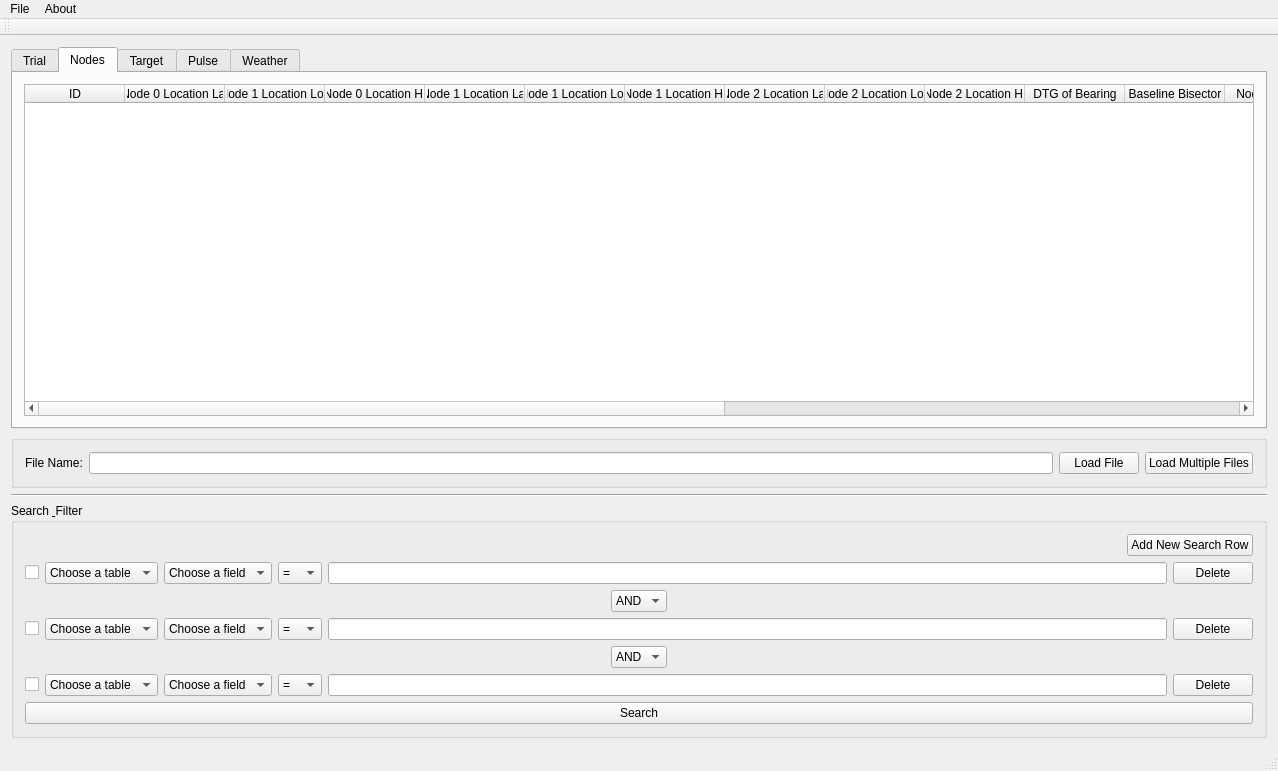
The window that NextRAD_DatabaseGUI/mainwindow.ui (caketinza/NeXtRAD_Database) describes before a commit, drawn with Qt 5.
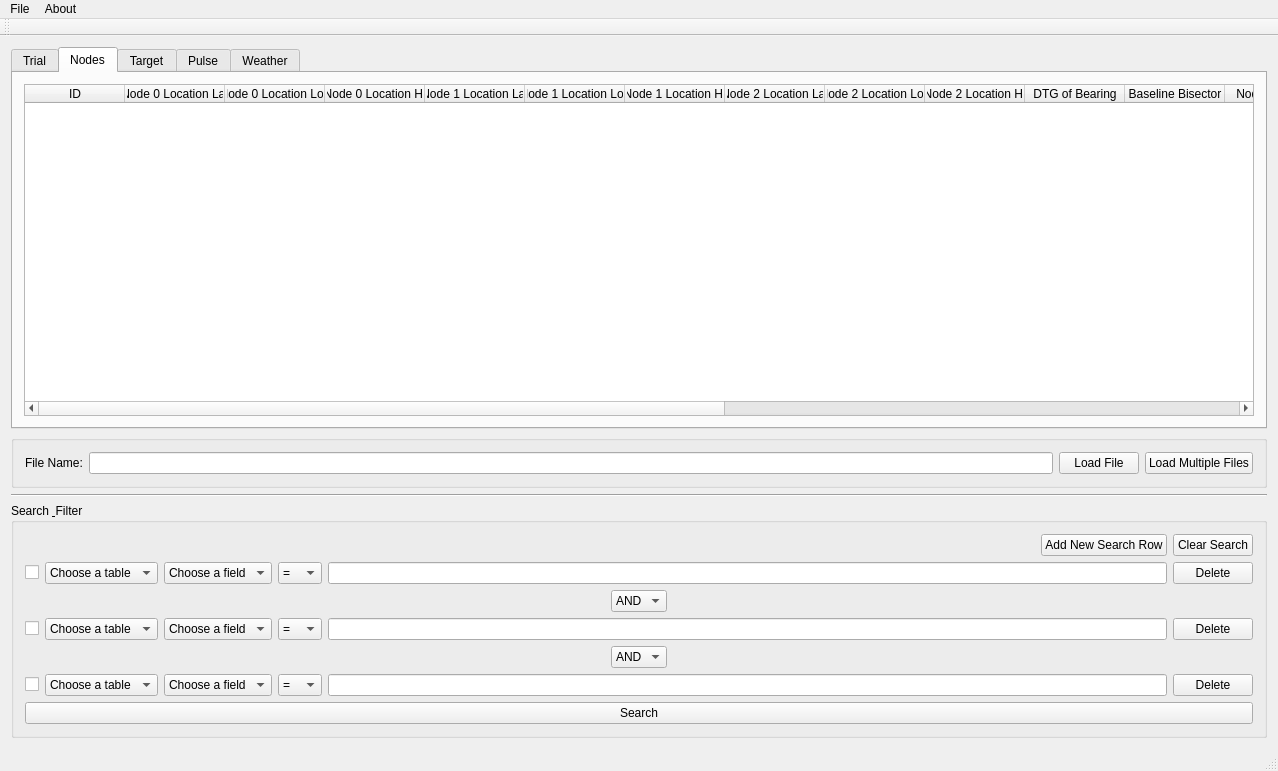
The same window after the commit. The open tabs and pages were chosen to show the change.

What changed in the file:
```diff
--- a/NextRAD_DatabaseGUI/mainwindow.ui
+++ b/NextRAD_DatabaseGUI/mainwindow.ui
@@ -100,7 +100,7 @@
           </column>
           <column>
            <property name="text">
-            <string>Node 1 Location Lon</string>
+            <string>Node 0 Location Lon</string>
            </property>
           </column>
           <column>
@@ -190,7 +190,7 @@
           </column>
           <column>
            <property name="text">
-            <string>Bistatic Angle 2_0</string>
+            <string>Bistatic Angle 1_2</string>
            </property>
           </column>
          </widget>
@@ -435,6 +435,13 @@
            </property>
           </widget>
          </item>
+         <item>
+          <widget class="QPushButton" name="pushButton_clearSearch">
+           <property name="text">
+            <string>Clear Search</string>
+           </property>
+          </widget>
+         </item>
         </layout>
        </item>
        <item>
```
Left out of the diff: 2 changed lines with no effect on the pictures.
